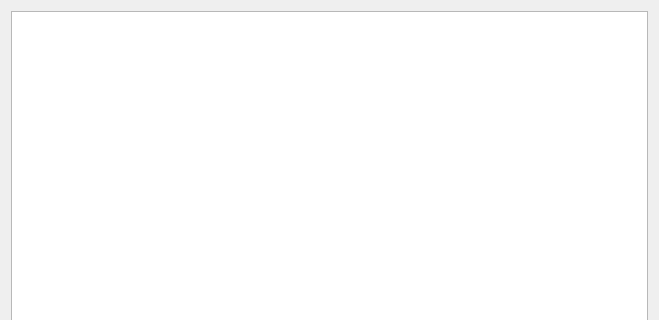
The window that src/ShortcutConfigurator.ui (openscad/openscad) describes before a commit, drawn with Qt 5; both pictures show x 0 to 659 and y 0 to 320 of the 659 by 506 pixel window.
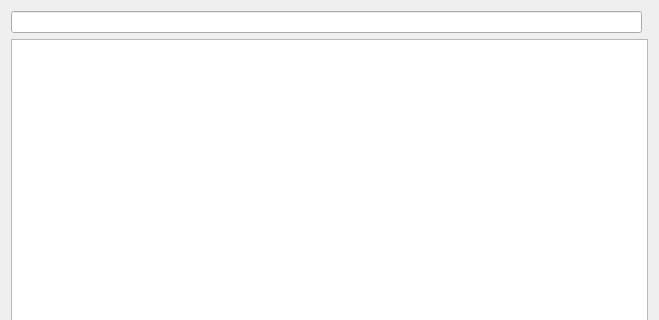
The same window after the commit.

Commit message: add custom slot for search box

```diff
--- a/src/ShortcutConfigurator.ui
+++ b/src/ShortcutConfigurator.ui
@@ -14,7 +14,17 @@
    <string>Shortcut</string>
   </property>
   <layout class="QGridLayout" name="gridLayout">
-   <item row="1" column="1">
+   <item row="1" column="0" colspan="3">
+    <widget class="QTableView" name="shortcutsTable"/>
+   </item>
+   <item row="2" column="0">
+    <widget class="QPushButton" name="reset">
+     <property name="text">
+      <string>Reset</string>
+     </property>
+    </widget>
+   </item>
+   <item row="2" column="1">
     <spacer name="horizontalSpacer">
      <property name="orientation">
       <enum>Qt::Horizontal</enum>
@@ -27,16 +37,13 @@
      </property>
     </spacer>
    </item>
-   <item row="1" column="0">
-    <widget class="QPushButton" name="reset">
+   <item row="0" column="0" colspan="2">
+    <widget class="QLineEdit" name="searchBox">
      <property name="text">
-      <string>Reset</string>
+      <string/>
      </property>
     </widget>
    </item>
-   <item row="0" column="0" colspan="3">
-    <widget class="QTableView" name="shortcutsTable"/>
-   </item>
   </layout>
  </widget>
  <resources/>
```
The commit also changes 3 other files.
